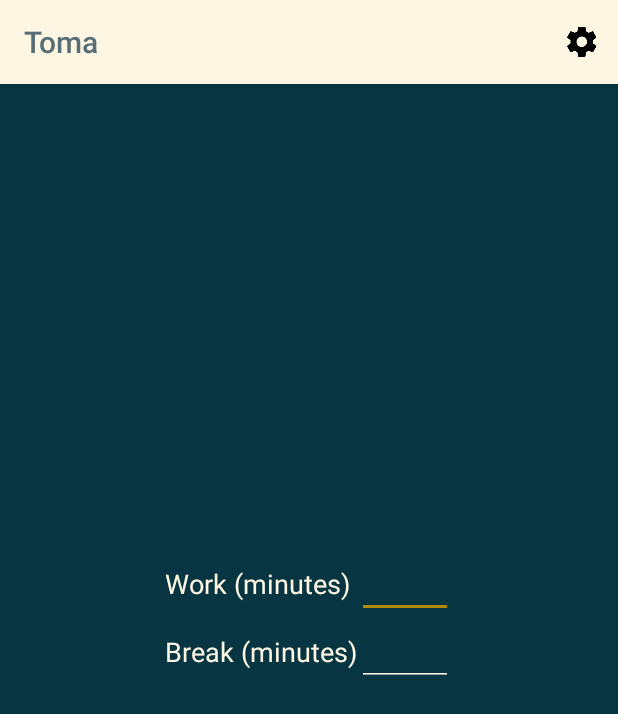
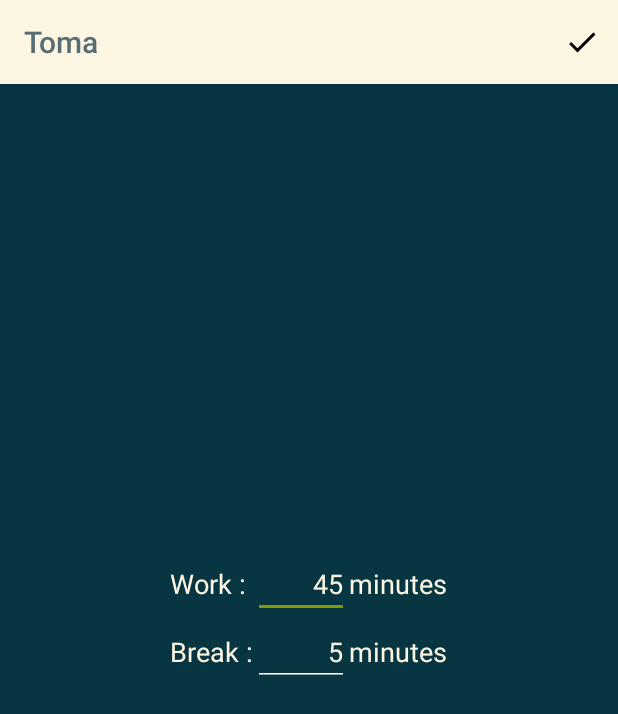
Before and after one commit to taromurao/toma, an Android app: the SettingsActivity screen opened directly, with no data from a screen before it, on a phone screen of 412 x 824 dp. Shown: the top 714 px of the screen. Run offline under Robolectric (Android 15) with nearby library versions, the light colour scheme and no system bars.

Commit message:
Work and break durations configurable.

```diff
--- a/app/src/main/java/layout/StopFragment.kt
+++ b/app/src/main/java/layout/StopFragment.kt
@@ -46,7 +46,8 @@ class StopFragment : Fragment() {
     override fun onCreateView(inflater: LayoutInflater?, container: ViewGroup?,
                               savedInstanceState: Bundle?): View? {
         val view = inflater!!.inflate(R.layout.fragment_stop, container, false)
-        view.findViewById(R.id.stopButton).setOnClickListener { context.startService(mChooseWorkOrBreakIntent) }
+        view.findViewById(R.id.stopButton).setOnClickListener {
+            context.startService(mChooseWorkOrBreakIntent) }
         return view
     }
 
--- a/app/src/main/java/tm/toma/SettingsActivity.kt
+++ b/app/src/main/java/tm/toma/SettingsActivity.kt
@@ -1,19 +1,70 @@
 package tm.toma
 
+import android.content.Context
 import android.content.Intent
+import android.content.SharedPreferences
 import android.support.v7.app.AppCompatActivity
 import android.os.Bundle
 import android.support.v7.widget.Toolbar
 import android.view.Menu
 import android.view.MenuItem
+import android.widget.EditText
+import android.widget.TextView
+import android.widget.Toast
 
-class SettingsActivity : AppCompatActivity() {
+val PREFS_NAME: String = "configs"
+
+val PREFS_WORK_DURATION: String = "workDuration"
+
+val PREFS_BREAK_DURATION: String = "breakDuration"
+
+val FLASH: String = "flash"
+
+class SettingsActivity : AppCompatActivity(), Loggable {
+
+    private val sConfigs: SharedPreferences by lazy {
+        getSharedPreferences(PREFS_NAME, Context.MODE_PRIVATE) }
+
+    private val sEditor: SharedPreferences.Editor? by lazy { sConfigs.edit() }
+
+    private val sWorkDurationEditText: EditText by lazy {
+        findViewById(R.id.settingWorkDurationEditText) as EditText }
+
+    private val sBreakDurationEditText: EditText by lazy {
+        findViewById(R.id.settingBreakDurationEditText) as EditText }
+
+    private val sToolbar: Toolbar by lazy { findViewById(R.id.my_toolbar) as Toolbar }
 
     override fun onCreate(savedInstanceState: Bundle?) {
+        val flash: String? = intent.getStringExtra(FLASH)
+
         super.onCreate(savedInstanceState)
         setContentView(R.layout.activity_settings)
-        val myToolbar: Toolbar = findViewById(R.id.my_toolbar) as Toolbar
-        setSupportActionBar(myToolbar)
+        setSupportActionBar(sToolbar)
+
+        if (flash != null) Toast.makeText(this, flash, Toast.LENGTH_LONG).show()
+    }
+
+    override fun onResume() {
+        super.onResume()
+        sWorkDurationEditText.setText(
+                sConfigs.getInt(PREFS_WORK_DURATION, 45).toString(), TextView.BufferType.EDITABLE)
+        sBreakDurationEditText.setText(
+                sConfigs.getInt(PREFS_BREAK_DURATION, 5).toString(), TextView.BufferType.EDITABLE)
+    }
+
+    override fun onPause() {
+        super.onPause()
+        try {
+            sEditor?.
+                    putInt(PREFS_WORK_DURATION, sWorkDurationEditText.text.toString().toInt())?.
+                    putInt(PREFS_BREAK_DURATION, sBreakDurationEditText.text.toString().toInt())?.
+                    commit()
+        } catch (e: NumberFormatException) {
+            startActivity(
+                    Intent(this, this.javaClass)
+                            .putExtra(FLASH, getString(R.string.exception_minutes_must_be_int)))
+        }
     }
 
     override fun onCreateOptionsMenu(menu: Menu?): Boolean {
@@ -23,7 +74,7 @@ class SettingsActivity : AppCompatActivity() {
 
     override fun onOptionsItemSelected(item: MenuItem?): Boolean {
         return when (item?.itemId) {
-            R.id.action_settings    -> {
+            R.id.action_done   -> {
                 startActivity(Intent(this, MainActivity::class.java)); true
             } else -> super.onOptionsItemSelected(item)
         }
--- a/app/src/main/res/layout/activity_settings.xml
+++ b/app/src/main/res/layout/activity_settings.xml
@@ -31,6 +31,11 @@
                 <EditText
                     android:id="@+id/settingWorkDurationEditText"
                     style="@style/SettingsEditText" />
+
+                <TextView
+                    android:text="@string/setting_minutes"
+                    android:id="@+id/minutesTextView1"
+                    style="@style/SettingsLabelText" />
             </TableRow>
 
             <TableRow
@@ -39,15 +44,23 @@
 
                 <TextView
                     android:text="@string/setting_break_duration"
-                    android:id="@+id/tsettingBreakDurationTextView"
+                    android:id="@+id/settingBreakDurationTextView"
                     style="@style/SettingsLabelText" />
 
                 <EditText
                     android:id="@+id/settingBreakDurationEditText"
                     style="@style/SettingsEditText" />
+
+                <TextView
+                    android:text="@string/setting_minutes"
+                    android:layout_width="wrap_content"
+                    android:layout_height="wrap_content"
+                    android:id="@+id/minutesTextView2"
+                    style="@style/SettingsLabelText" />
             </TableRow>
 
         </TableLayout>
+
     </RelativeLayout>
 
 </RelativeLayout>
--- a/app/src/main/res/layout/fragment_stop.xml
+++ b/app/src/main/res/layout/fragment_stop.xml
@@ -20,7 +20,7 @@
                 android:layout_height="wrap_content"
                 android:id="@+id/remainingTimeTextView"
                 android:textAppearance="@style/TextAppearance.AppCompat.Large"
-                android:textColor="@color/cyan"
+                android:textColor="@color/colorAccent"
                 android:textSize="@dimen/font_size_large"/>
 
             <ImageButton
--- a/app/src/main/res/layout/toolbar.xml
+++ b/app/src/main/res/layout/toolbar.xml
@@ -1,5 +1,6 @@
 <?xml version="1.0" encoding="utf-8"?>
-<android.support.v7.widget.Toolbar
-    xmlns:android="http://schemas.android.com/apk/res/android"
-    android:id="@+id/my_toolbar"
-    style="@style/ToolbarTheme"/>
+<merge xmlns:android="http://schemas.android.com/apk/res/android">
+    <android.support.v7.widget.Toolbar
+        android:id="@+id/my_toolbar"
+        style="@style/ToolbarTheme"/>
+</merge>
--- a/app/src/main/res/menu/menu_settings.xml
+++ b/app/src/main/res/menu/menu_settings.xml
@@ -3,8 +3,8 @@
     xmlns:android="http://schemas.android.com/apk/res/android"
     xmlns:app="http://schemas.android.com/apk/res-auto">
 
-    <item android:id="@+id/action_settings"
-        android:icon="@drawable/ic_settings_black_24dp"
+    <item android:id="@+id/action_done"
+        android:icon="@drawable/ic_done_black_24dp"
         android:title="@string/action_done"
         app:showAsAction="ifRoom"/>
 </menu>
--- a/app/src/main/res/values/colors.xml
+++ b/app/src/main/res/values/colors.xml
@@ -20,7 +20,7 @@
 
     <color name="colorPrimary">@color/base3</color>
     <color name="colorPrimaryDark">@color/base2</color>
-    <color name="colorAccent">@color/yellow</color>
+    <color name="colorAccent">@color/green</color>
     <color name="textColorPrimary">@color/base01</color>
     <color name="textColorSecondary">@color/base3</color>
 </resources>
--- a/app/src/main/res/values/strings.xml
+++ b/app/src/main/res/values/strings.xml
@@ -4,7 +4,9 @@
     <string name="work">Work</string>
     <string name="pause">Break</string>
     <string name="action_settings">Settings</string>
-    <string name="setting_work_duration">Work (minutes)</string>
-    <string name="setting_break_duration">Break (minutes)</string>
+    <string name="setting_work_duration">Work :</string>
+    <string name="setting_break_duration">Break :</string>
+    <string name="setting_minutes">minutes</string>
     <string name="action_done">Done and save.</string>
+    <string name="exception_minutes_must_be_int">Work and break duration should contain only numbers (integer).</string>
 </resources>
--- a/app/src/main/res/values/styles.xml
+++ b/app/src/main/res/values/styles.xml
@@ -10,6 +10,7 @@
         <item name="android:colorForeground">@color/textColorSecondary</item>
         <item name="android:textColorSecondary">@color/textColorSecondary</item>
         <item name="android:textColorSecondaryInverse">@color/textColorSecondary</item>
+        <item name="android:editTextColor">@color/textColorSecondary</item>
     </style>
 
     <style name="ToolbarTheme" parent="@style/ThemeOverlay.AppCompat.ActionBar">
@@ -32,6 +33,6 @@
         <item name="android:textAppearance">@style/TextAppearance.AppCompat.Medium</item>
         <item name="android:inputType">time</item>
         <item name="android:ems">3</item>
-        <item name="android:gravity">right|center_vertical</item>
+        <item name="android:gravity">right</item>
     </style>
 </resources>
```
Also changed, not shown: app/src/main/java/tm/toma/MainActivity.kt (+3 -6 lines), app/src/main/java/tm/toma/States.kt (deleted, +0 -7 lines), app/src/main/java/tm/toma/TimerService.kt (+32 -23 lines), app/src/main/res/drawable-hdpi/ic_done_black_24dp.png (added), app/src/main/res/drawable-mdpi/ic_done_black_24dp.png (added), app/src/main/res/drawable-xhdpi/ic_done_black_24dp.png (added), app/src/main/res/drawable-xxhdpi/ic_done_black_24dp.png (added), app/src/main/res/drawable-xxxhdpi/ic_done_black_24dp.png (added).
